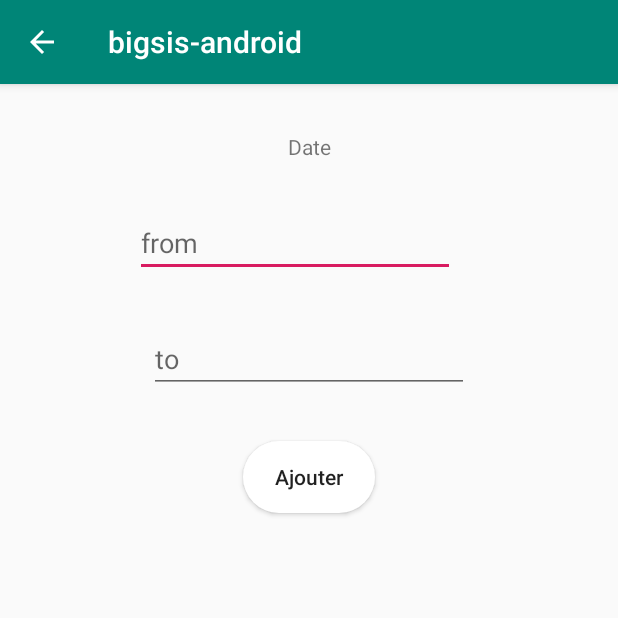
After one commit to Big-sis/bigsis-android, an Android app: the AddTripActivity screen opened directly, with no data from a screen before it, on a phone screen of 412 x 824 dp, the top half of it. The commit adds this screen. Run offline under Robolectric (Android 15) with nearby library versions, the phone set to English and light mode, and no system bars; our stand-ins replace Firebase (no records; nobody signed in at launch, a user with empty details on screens opened directly).

Commit message:
date function for trips done

```diff
--- a/app/src/main/AndroidManifest.xml
+++ b/app/src/main/AndroidManifest.xml
@@ -9,6 +9,8 @@
         android:roundIcon="@mipmap/ic_launcher_round"
         android:supportsRtl="true"
         android:theme="@style/AppTheme">
+        <activity android:name=".activity.AddTripActivity"
+            android:parentActivityName=".activity.TripListActivity"></activity>
         <activity android:name=".activity.TripListActivity">
             <intent-filter>
                 <action android:name="android.intent.action.MAIN" />
@@ -16,7 +18,7 @@
                 <category android:name="android.intent.category.LAUNCHER" />
             </intent-filter>
         </activity>
-        <activity android:name=".MainActivity"></activity>
+        <activity android:name=".MainActivity" />
     </application>
 
 </manifest>
--- /dev/null
+++ b/app/src/main/java/fr/bigsis/android/activity/AddTripActivity.java
@@ -0,0 +1,91 @@
+package fr.bigsis.android.activity;
+
+import androidx.annotation.NonNull;
+import androidx.appcompat.app.AppCompatActivity;
+import androidx.fragment.app.DialogFragment;
+
+import android.app.DatePickerDialog;
+import android.graphics.drawable.ColorDrawable;
+import android.os.Bundle;
+import android.view.Menu;
+import android.view.MenuInflater;
+import android.view.MenuItem;
+import android.view.View;
+import android.widget.Button;
+import android.widget.DatePicker;
+import android.widget.EdgeEffect;
+import android.widget.EditText;
+import android.widget.TextView;
+import android.widget.Toast;
+
+import com.google.firebase.firestore.CollectionReference;
+import com.google.firebase.firestore.FirebaseFirestore;
+
+import java.text.DateFormat;
+import java.text.SimpleDateFormat;
+import java.util.Calendar;
+import java.util.Date;
+import java.util.GregorianCalendar;
+
+import fr.bigsis.android.R;
+import fr.bigsis.android.entity.TripEntity;
+import fr.bigsis.android.fragment.DatePickerFragment;
+import fr.bigsis.android.model.TripModel;
+
+public class AddTripActivity extends AppCompatActivity implements DatePickerDialog.OnDateSetListener {
+    private DatePickerDialog.OnDateSetListener mDateSetListener;
+    TextView textView ;
+    Date dateRepresentation;
+
+    @Override
+    protected void onCreate(Bundle savedInstanceState) {
+        super.onCreate(savedInstanceState);
+        setContentView(R.layout.activity_add_trip);
+        textView = findViewById(R.id.tvAddDate);
+        textView.setOnClickListener(new View.OnClickListener() {
+            @Override
+            public void onClick(View view) {
+                DialogFragment datePicker = new DatePickerFragment();
+                datePicker.show(getSupportFragmentManager(), "date picker");
+            }
+        });
+        addOneTrip();
+    }
+
+    @Override
+    public void onDateSet(DatePicker datePicker, int year, int month, int dayOfMonth) {
+        SimpleDateFormat format = new SimpleDateFormat("dd/MM/yyyy");
+        Calendar calendar = new GregorianCalendar(year, month, dayOfMonth);
+        calendar.set(Calendar.YEAR, year);
+        calendar.set(Calendar.MONTH, month);
+        calendar.set(Calendar.DAY_OF_MONTH, dayOfMonth);
+        dateRepresentation = calendar.getTime();
+        textView.setText(format.format(dateRepresentation));
+    }
+
+
+    private void addOneTrip() {
+        final EditText etAddFrom = findViewById(R.id.etAddFrom);
+        final EditText etAddTo = findViewById(R.id.etAddTo);
+        textView = findViewById(R.id.tvAddDate);
+        Button saveAddTrip = findViewById(R.id.btAddTrip);
+
+        saveAddTrip.setOnClickListener(new View.OnClickListener() {
+            @Override
+            public void onClick(View view) {
+                String addFrom = etAddFrom.getText().toString();
+                String toFrom = etAddTo.getText().toString();
+                if (addFrom.trim().isEmpty() || toFrom.trim().isEmpty()) {
+                    Toast.makeText(AddTripActivity.this, "Veuillez remplir tous les champs", Toast.LENGTH_LONG).show();
+                    return;
+                }
+                CollectionReference tripReference = FirebaseFirestore.getInstance()
+                        .collection("trips");
+                tripReference.add(new TripEntity(addFrom,toFrom, dateRepresentation));
+                finish();
+            }
+        });
+
+    }
+
+}
--- /dev/null
+++ b/app/src/main/res/layout/activity_add_trip.xml
@@ -0,0 +1,58 @@
+<?xml version="1.0" encoding="utf-8"?>
+<androidx.constraintlayout.widget.ConstraintLayout xmlns:android="http://schemas.android.com/apk/res/android"
+    xmlns:app="http://schemas.android.com/apk/res-auto"
+    xmlns:tools="http://schemas.android.com/tools"
+    android:layout_width="match_parent"
+    android:layout_height="match_parent"
+    tools:context=".activity.AddTripActivity">
+
+    <EditText
+        android:id="@+id/etAddFrom"
+        android:layout_width="wrap_content"
+        android:layout_height="wrap_content"
+        android:layout_marginTop="32dp"
+        android:ems="10"
+        android:hint="from"
+        android:inputType="textPersonName"
+        app:layout_constraintEnd_toEndOf="parent"
+        app:layout_constraintHorizontal_bias="0.454"
+        app:layout_constraintStart_toStartOf="parent"
+        app:layout_constraintTop_toBottomOf="@+id/tvAddDate" />
+
+    <EditText
+        android:id="@+id/etAddTo"
+        android:layout_width="wrap_content"
+        android:layout_height="wrap_content"
+        android:layout_marginTop="32dp"
+        android:ems="10"
+        android:inputType="textPersonName"
+        android:hint="to"
+        app:layout_constraintEnd_toEndOf="parent"
+        app:layout_constraintStart_toStartOf="parent"
+        app:layout_constraintTop_toBottomOf="@+id/etAddFrom" />
+
+    <Button
+        android:id="@+id/btAddTrip"
+        android:layout_width="wrap_content"
+        android:layout_height="wrap_content"
+        android:layout_marginTop="32dp"
+        android:text="@string/ajouter"
+        android:textAllCaps="false"
+        android:background="@drawable/rounded_button"
+        app:layout_constraintEnd_toEndOf="parent"
+        app:layout_constraintStart_toStartOf="parent"
+        app:layout_constraintTop_toBottomOf="@+id/etAddTo" />
+
+    <TextView
+        android:id="@+id/tvAddDate"
+        android:layout_width="wrap_content"
+        android:layout_height="wrap_content"
+        android:layout_marginTop="32dp"
+        android:text="Date"
+        android:clickable="true"
+        android:focusable="true"
+        app:layout_constraintEnd_toEndOf="parent"
+        app:layout_constraintStart_toStartOf="parent"
+        app:layout_constraintTop_toTopOf="parent"
+        tools:text="Date" />
+</androidx.constraintlayout.widget.ConstraintLayout>
--- a/app/src/main/res/values/strings.xml
+++ b/app/src/main/res/values/strings.xml
@@ -2,4 +2,5 @@
     <string name="app_name">bigsis-android</string>
     <string name="participer">Participer</string>
     <string name="rechercher_un_trajet">Rechercher un trajet</string>
+    <string name="ajouter">Ajouter</string>
 </resources>
```
Also changed, not shown: app/src/main/java/fr/bigsis/android/activity/TripListActivity.java (+18 -4 lines), app/src/main/java/fr/bigsis/android/adapter/TripListAdapter.java (+9 -5 lines), app/src/main/java/fr/bigsis/android/entity/TripEntity.java (+17 -0 lines), app/src/main/java/fr/bigsis/android/fragment/DatePickerFragment.java (added, +24 -0 lines), app/src/main/java/fr/bigsis/android/model/TripModel.java (+18 -0 lines).
